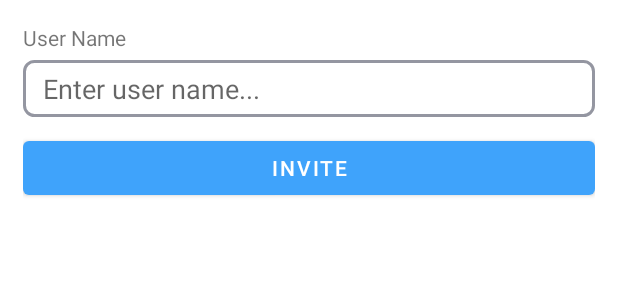
After one commit to quangtho908/task-maganer-android, an Android app: the layout invite_user.xml on its own in the app's theme, with its tools: preview values and no code run, on a phone screen of 412 x 824 dp. The commit adds this screen. Shown: the top 300 px of the screen. Run offline under Robolectric (Android 15) with nearby library versions, the phone set to English and light mode, and no system bars.

Commit message:
coding page invite user

```diff
--- /dev/null
+++ b/app/src/main/res/drawable/border_round_input.xml
@@ -0,0 +1,8 @@
+<?xml version="1.0" encoding="utf-8"?>
+<shape xmlns:android="http://schemas.android.com/apk/res/android">
+    <!--    <solid android:color="#FFFFFF" />  &lt;!&ndash; Màu nền của EditText &ndash;&gt;-->
+    <stroke
+        android:width="2dp"
+        android:color="@color/dark_grey" />
+    <corners android:radius="@dimen/_5sdp" />
+</shape>
--- /dev/null
+++ b/app/src/main/res/layout/invite_user.xml
@@ -0,0 +1,30 @@
+<?xml version="1.0" encoding="utf-8"?>
+<LinearLayout xmlns:android="http://schemas.android.com/apk/res/android"
+    android:layout_width="match_parent"
+    android:layout_height="match_parent"
+    android:padding="@dimen/_12ssp"
+    android:orientation="vertical">
+
+    <TextView
+        android:id="@+id/textView4"
+        android:layout_width="match_parent"
+        android:layout_height="wrap_content"
+        android:text="User Name" />
+    <EditText
+        android:id="@+id/userName"
+        android:layout_width="match_parent"
+        android:layout_height="wrap_content"
+        android:hint="Enter user name..."
+        android:layout_marginBottom="10dp"
+        android:layout_marginTop="5dp"
+        android:paddingHorizontal="@dimen/_10sdp"
+        android:paddingVertical="@dimen/_5sdp"
+        android:background="@drawable/border_round_input"
+        android:inputType="text" />
+
+    <Button
+        android:id="@+id/btn_create_invite"
+        android:layout_width="match_parent"
+        android:layout_height="wrap_content"
+        android:text="Invite" />
+</LinearLayout>
```
Also changed, not shown: app/src/main/java/com/taskmanager/horkrux/AuthNew/NewLoginActivity.java (line endings or trailing spaces), app/src/main/java/com/taskmanager/horkrux/AuthNew/NewSignUp.java (line endings or trailing spaces), app/src/main/java/com/taskmanager/horkrux/Models/Count.java (line endings or trailing spaces), app/src/main/java/com/taskmanager/horkrux/Models/Task.java (line endings or trailing spaces), app/src/main/java/com/taskmanager/horkrux/Models/Users.java (line endings or trailing spaces).
